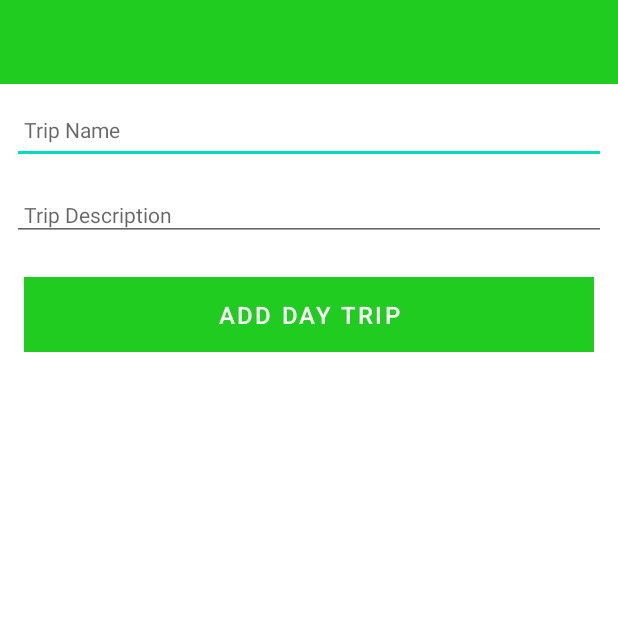
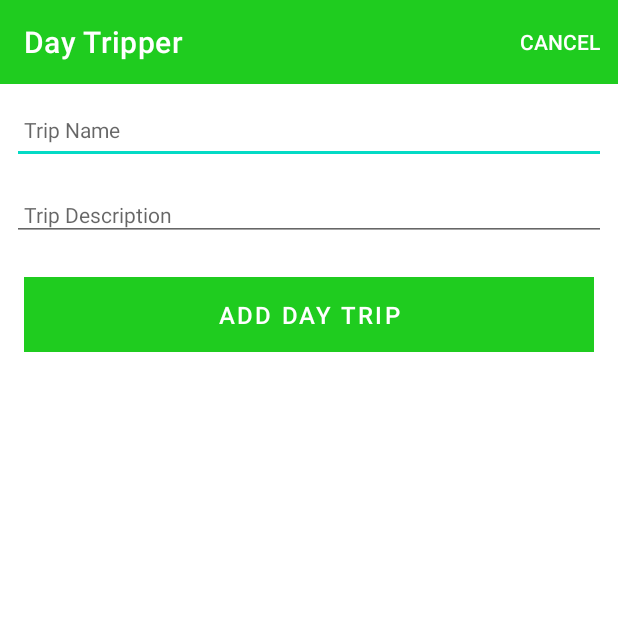
Before and after one commit to iamianmullins/daytripper, an Android app: the DayTripperActivity screen opened directly, with no data from a screen before it, on a phone screen of 412 x 824 dp, the top half of it. Run offline under Robolectric (Android 15) with nearby library versions, the phone set to English and light mode, and no system bars; our stand-ins replace Timber; 1 statement that could not run was skipped.

Commit message:
Day trip mem store implementation, day trip update functionality

```diff
--- a/app/build.gradle
+++ b/app/build.gradle
@@ -1,6 +1,7 @@
 plugins {
     id 'com.android.application'
     id 'kotlin-android'
+    id 'kotlin-parcelize'
 }
 
 android {
--- a/app/src/main/java/org/wit/daytripper/models/DayTripperModel.kt
+++ b/app/src/main/java/org/wit/daytripper/models/DayTripperModel.kt
@@ -1,6 +1,10 @@
 package org.wit.daytripper.models
 
+import android.os.Parcelable
+import kotlinx.parcelize.Parcelize
 
+@Parcelize
 data class DayTripperModel(
+    var id: Long = 0,
     var title: String = "",
-    var description: String = "")
+    var description: String = "") : Parcelable
--- /dev/null
+++ b/app/src/main/res/menu/menu_daytrip.xml
@@ -0,0 +1,9 @@
+<?xml version="1.0" encoding="utf-8"?>
+<menu xmlns:android="http://schemas.android.com/apk/res/android"
+    xmlns:app="http://schemas.android.com/apk/res-auto">
+
+    <item
+        android:id="@+id/item_cancel"
+        android:title="@string/menu_cancelDayTrip"
+        app:showAsAction="always"/>
+</menu>
--- a/app/src/main/res/values/strings.xml
+++ b/app/src/main/res/values/strings.xml
@@ -4,4 +4,7 @@
     <string name="hint_DayTripTitle">Trip Name</string>
     <string name="hint_DayTripDescription">Trip Description </string>
     <string name="menu_addDayTrip">Add</string>
+    <string name="menu_cancelDayTrip">Cancel</string>
+    <string name="enter_daytrip_title"> Please enter a Day Trip Name </string>
+    <string name="save_daytrip"> Save Day Trip </string>
 </resources>
```
Also changed, not shown: app/src/main/java/org/wit/daytripper/activities/DayTripListActivity.kt (+11 -34 lines), app/src/main/java/org/wit/daytripper/activities/DayTripperActivity.kt (+36 -12 lines), app/src/main/java/org/wit/daytripper/adapters/DayTripperAdapter.kt (added, +39 -0 lines), app/src/main/java/org/wit/daytripper/main/MainApp.kt (+3 -4 lines), app/src/main/java/org/wit/daytripper/models/DayTripMemStore.kt (added, +37 -0 lines), app/src/main/java/org/wit/daytripper/models/DayTripStore.kt (added, +7 -0 lines).
